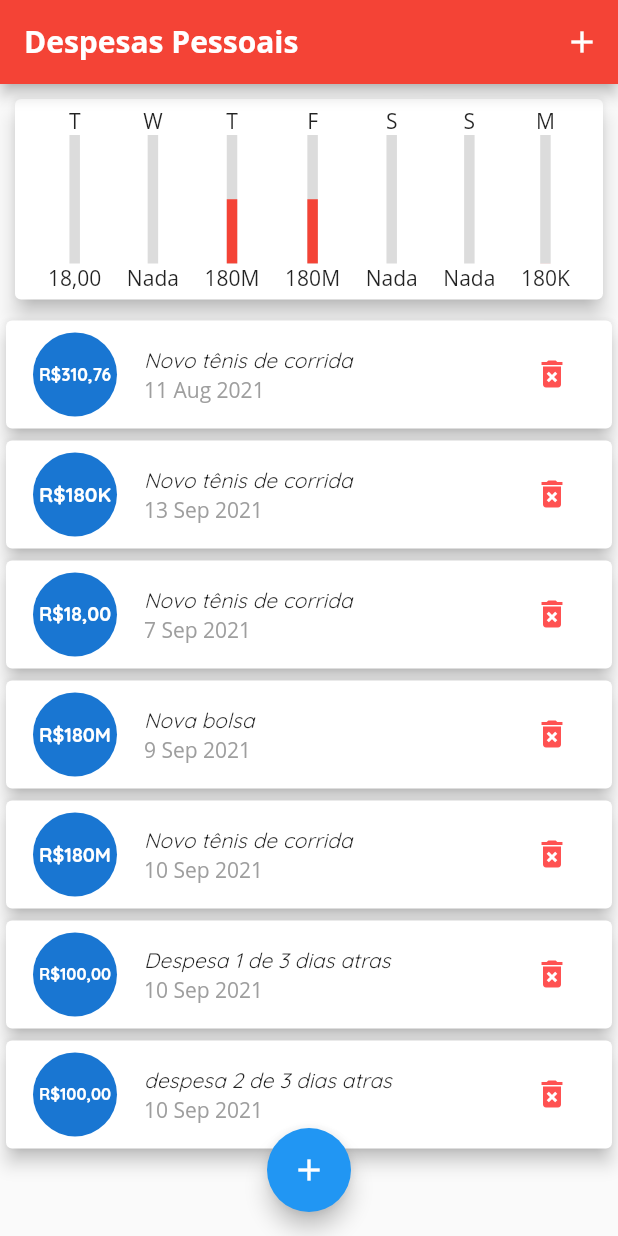
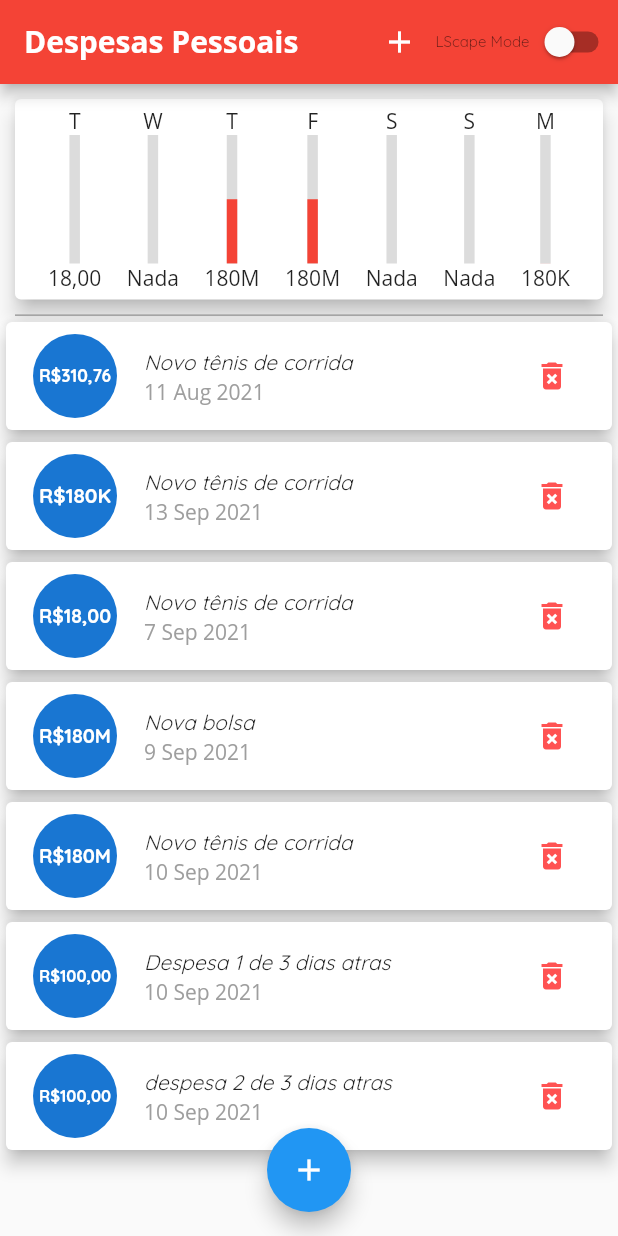
Before and after one commit to EuHigorBarbosa/HBM, a Flutter app: the screen it shows after launch, on a phone screen of 412 x 824 dp. Run offline on Flutter 3.47's test engine with Material 2 defaults, Android fonts, the phone set to English and light mode, and no system bars.

Commit message:
Utilizando LandScape mas muito mal feito - aula 147

```diff
--- a/lib/general.dart
+++ b/lib/general.dart
@@ -1,4 +1,5 @@
 import 'package:flutter/material.dart';
+import 'package:flutter/services.dart';
 import 'package:registrofinanceiro/chart.dart';
 import 'package:registrofinanceiro/transaction_form.dart';
 
@@ -126,26 +127,70 @@ class _MyHomePageState extends State<MyHomePage> {
           //! sendo que
           icon: Icon(Icons.add),
         ),
+        Row(
+          children: [
+            Text(
+              'LScape Mode',
+              style: Theme.of(context).textTheme.headline2,
+            ),
+            Switch.adaptive(
+              activeColor: Colors.white,
+              activeTrackColor: Colors.white,
+              value: false,
+              onChanged: (value) {
+                if (value == true) {
+                  setState(() => SystemChrome.setPreferredOrientations([
+                        DeviceOrientation.portraitUp,
+                        DeviceOrientation.portraitDown,
+                        DeviceOrientation.landscapeRight,
+                        DeviceOrientation.landscapeLeft
+                      ]));
+                }
+                if (value == false) {
+                  setState(() => SystemChrome.setPreferredOrientations([
+                        DeviceOrientation.portraitUp,
+                        DeviceOrientation.portraitDown,
+                      ]));
+                }
+              },
+            ),
+          ],
+        )
       ],
     );
 
-    final availableHeight = MediaQuery.of(context).size.height -
+    final availableHeightPortrait = MediaQuery.of(context).size.height -
         appBarCriada.preferredSize.height -
         MediaQuery.of(context).padding.top;
+
+    final availableHeightLandscape = MediaQuery.of(context).size.height -
+        appBarCriada.preferredSize.height -
+        MediaQuery.of(context).padding.top;
+
+    Container categoryDivider() {
+      return Container(
+        height: 1.0,
+        width: MediaQuery.of(context).size.width - 20.0,
+        color: Theme.of(context).secondaryHeaderColor,
+        margin: const EdgeInsets.only(left: 10.0, right: 10.0),
+      );
+    }
+
     return Scaffold(
       appBar: appBarCriada,
-
-//? ======================= COLUNA DO GRAFICO ===============
-      body: ListView(
+      body: LayoutBuilder(builder: (context, constraints) {
+        if (constraints.maxWidth < 600) {
+          //? ======================= COLUNA DO GRAFICO P PHONE ===============
+          return ListView(
             children: <Widget>[
               Container(
-            height: availableHeight * 0.2,
+                height: availableHeightPortrait * 0.2,
                 child: Chart(recentTransaction: _recentTransactions),
               ),
-
-          //* =============== Eixo PRINCIPAL DOS CARDS dentro de Column ============
+              categoryDivider(),
+              //* =============== COLUNA DO LISTVIEW PHONE ============
               Container(
-            height: availableHeight * 0.8,
+                height: availableHeightPortrait * 0.8,
                 child: TransactionList(
                     transactionsInsertedForRendering:
                         _transactionListBancoDeDadosInicial,
@@ -155,7 +200,48 @@ class _MyHomePageState extends State<MyHomePage> {
               //uma função que será usada pelo filho quando houver o evento
               //que no caso é o apertar do icone delete_forever na lista
             ],
+          );
+        } else {
+          //? Sendo LANDSCAPE - Large screens (tablet on landscape mode, desktop, TV)
+
+          //? ============== COLUNA DO GRAFICO PARA LANDSCAPE ====================
+          return Column(
+            children: [
+              Container(
+                height: availableHeightPortrait * 0.4,
+                width: 600,
+                child: Chart(recentTransaction: _recentTransactions),
               ),
+              Container(
+                height: 50,
+                width: 600,
+                child: FittedBox(
+                  fit: BoxFit.contain,
+                  child: Padding(
+                    padding: const EdgeInsets.all(0),
+                    child: Image.asset('assets/images/hhh.jpg'),
+                    //caso não tenha elemento dentro do transactionList a imagem deve aparecer
+                  ),
+                ),
+              ),
+              ElevatedButton(
+                child: Text('Nova data'),
+                onPressed: () {},
+                style: ElevatedButton.styleFrom(
+                  primary: Colors.purple,
+                  padding: EdgeInsets.symmetric(horizontal: 30, vertical: 10),
+                  textStyle: Theme.of(context).textTheme.headline6,
+                ),
+              ),
+              SizedBox(
+                height: 40,
+              ),
+              Text('ola vc ai'),
+              Container(),
+            ],
+          );
+        }
+      }),
       floatingActionButton: FloatingActionButton(
         onPressed: () => _openTransactionFormModal(context),
         child: Icon(Icons.add),
--- a/lib/main.dart
+++ b/lib/main.dart
@@ -1,4 +1,5 @@
 import 'package:flutter/material.dart';
+import 'package:flutter/services.dart';
 import 'package:registrofinanceiro/general.dart';
 
 main() => runApp(ExpensesApp());
@@ -6,6 +7,11 @@ main() => runApp(ExpensesApp());
 class ExpensesApp extends StatelessWidget {
   @override
   Widget build(BuildContext context) {
+    //Essa classe SystemChrome é utilizada para que você não deixe sua
+    //aplicação girar a tela pra o modo landscape
+    SystemChrome.setPreferredOrientations(
+        [DeviceOrientation.portraitUp, DeviceOrientation.portraitDown]);
+
     return MaterialApp(
       // Remove the debug banner
       debugShowCheckedModeBanner: false,
@@ -45,11 +51,11 @@ class ExpensesApp extends StatelessWidget {
           bodyText1: TextStyle(fontSize: 14.0, fontStyle: FontStyle.italic),
           headline1: TextStyle(fontSize: 72.0, fontWeight: FontWeight.bold),
           headline2: TextStyle(
-              fontSize: 14.0 * MediaQuery.textScaleFactorOf(context),
-              fontStyle: FontStyle.italic),
+              fontSize: 10.0 * MediaQuery.textScaleFactorOf(context),
+              fontStyle: FontStyle.normal),
           headline3: TextStyle(fontSize: 14.0, fontStyle: FontStyle.italic),
           headline4: TextStyle(
-              fontSize: 14.0 * MediaQuery.textScaleFactorOf(context),
+              fontSize: 12.0 * MediaQuery.textScaleFactorOf(context),
               fontStyle: FontStyle.italic),
           headline5: TextStyle(fontSize: 14.0, fontStyle: FontStyle.italic),
           headline6: TextStyle(
@@ -66,7 +72,7 @@ class ExpensesApp extends StatelessWidget {
         //* ================= colorTheme Gerais ======================
         primaryColor: Colors.red,
         //accentColor: Colors.red,
-        secondaryHeaderColor: Colors.redAccent,
+        secondaryHeaderColor: Colors.grey,
         errorColor: Colors.redAccent,
 
         //* ================= colorTheme Especificas ======================
```
Lines whose indentation alone changed are shown as unchanged.
